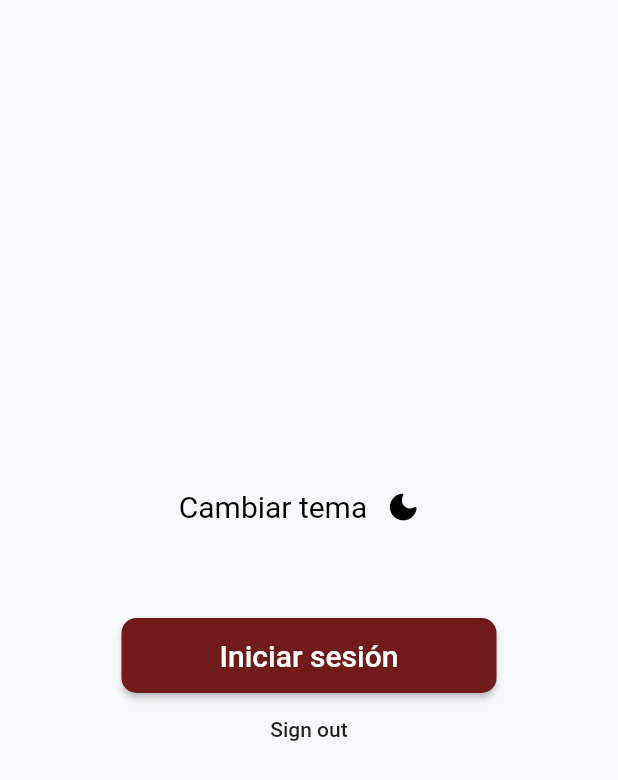
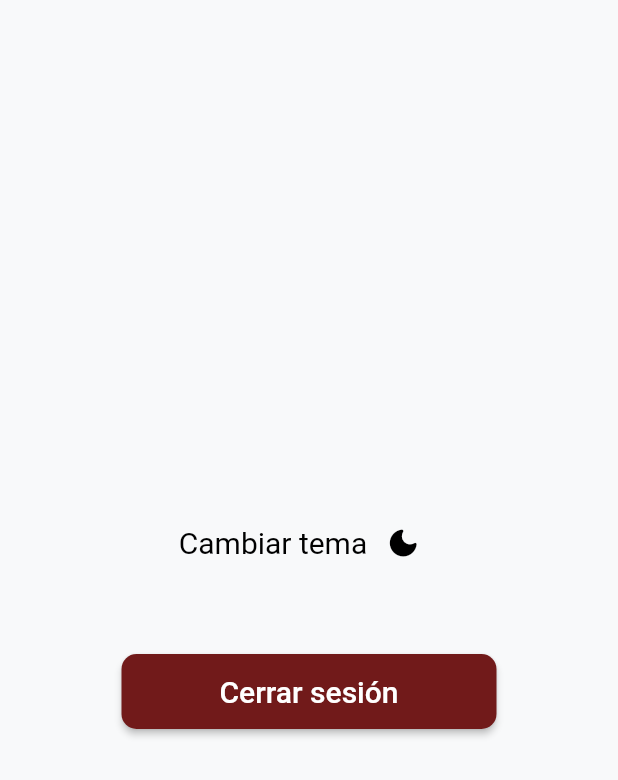
Before and after one commit to J4ngel/Broadcast_movie, a Flutter app: the SettingsPage screen opened directly, on a phone screen of 412 x 824 dp. Shown: the top 780 px of the screen. Run offline on Flutter 3.47's test engine with Material 2 defaults, Android fonts, the light colour scheme and no system bars; our stand-ins replace firebase_auth, firebase_core, firebase_database, get, google_fonts, google_sign_in and 1 more; missing offline and left inert: tmdb_api; accounts and stored records are empty.

Commit message:
problema cerrar sesion solucionado

```diff
--- a/lib/controllers/login/loginController.dart
+++ b/lib/controllers/login/loginController.dart
@@ -39,15 +39,15 @@ class LoginController extends GetxController {
     final User? user = await _auth.currentUser;
 
     if (user == null) {
-      Get.snackbar('Out', 'No one has signed in.',
+      Get.snackbar('Out', 'Nadie ha iniciado sesión.',
           snackPosition: SnackPosition.BOTTOM);
       return;
     }
 
     _signOut();
     final String uid = user.uid;
-    Get.snackbar('Out', uid + 'has successfully signed out',
+    Get.snackbar('Out', uid + 'ha cerrado sesión correctamente',
         snackPosition: SnackPosition.BOTTOM);
-    Get.to(() => SplashScreen());
+    Get.offNamed('/splash');
   }
 }
--- a/lib/ui/pages/settings/settings.dart
+++ b/lib/ui/pages/settings/settings.dart
@@ -51,7 +51,7 @@ class _SettingsPageState extends State<SettingsPage> {
               ),
               ElevatedButton(
                 child: const Text(
-                  "Iniciar sesión",
+                  "Cerrar sesión",
                   style: TextStyle(color: Colors.white, fontSize: 20.0),
                 ),
                 style: ElevatedButton.styleFrom(
@@ -63,15 +63,15 @@ class _SettingsPageState extends State<SettingsPage> {
                     padding: const EdgeInsets.all(10),
                     fixedSize: const Size(250.0, 50.0)),
                 onPressed: () {
-                  Get.to(() => const SplashScreen());
+                  controllerLogin.signOut();
                 },
               ),
-              FlatButton(
-                child: const Text('Sign out'),
-                onPressed: () async {
-                  controllerLogin.signOut();
-                },
-              )
+              // FlatButton(
+              //   child: const Text('Sign out'),
+              //   onPressed: () async {
+              //     controllerLogin.signOut();
+              //   },
+              // )
             ],
           ),
         ));
```
